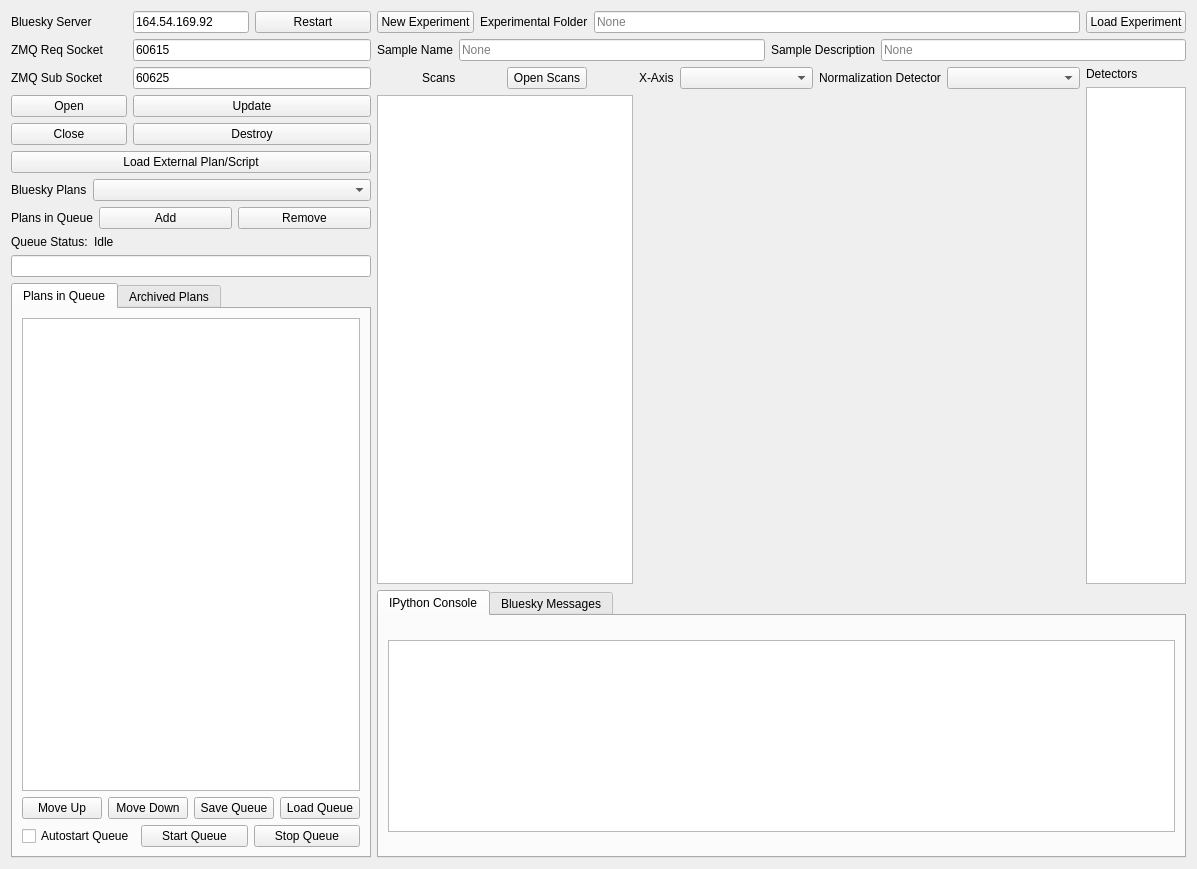
First picture: the form in ui/Bluesky_Client.ui, repository chemmatcars/ASWAXS, before the edit.
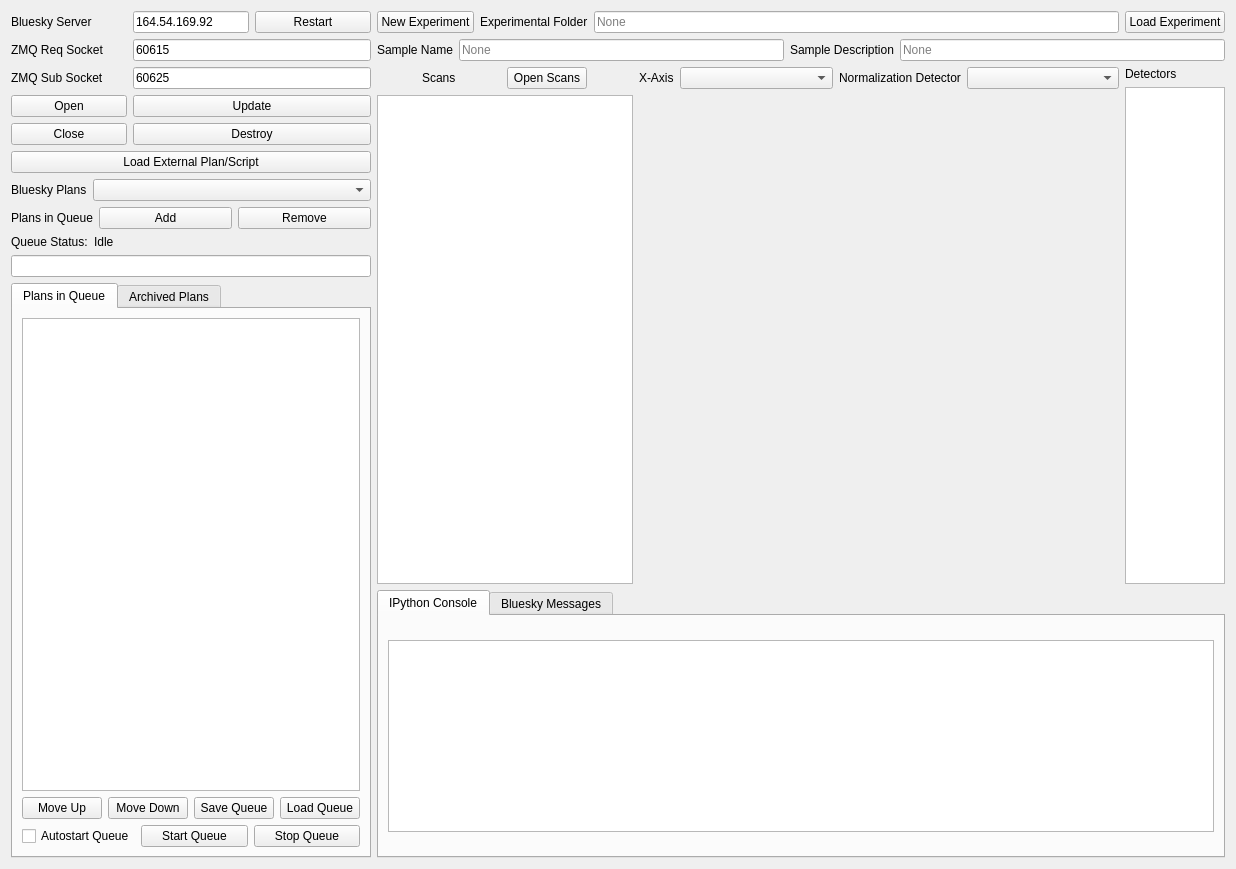
Second picture: the form after the edit. Custom widgets are drawn as their Qt base class.

The edit to the form file:
```diff
--- a/ui/Bluesky_Client.ui
+++ b/ui/Bluesky_Client.ui
@@ -6,7 +6,7 @@
    <rect>
     <x>0</x>
     <y>0</y>
-    <width>1197</width>
+    <width>1236</width>
     <height>869</height>
    </rect>
   </property>
```
